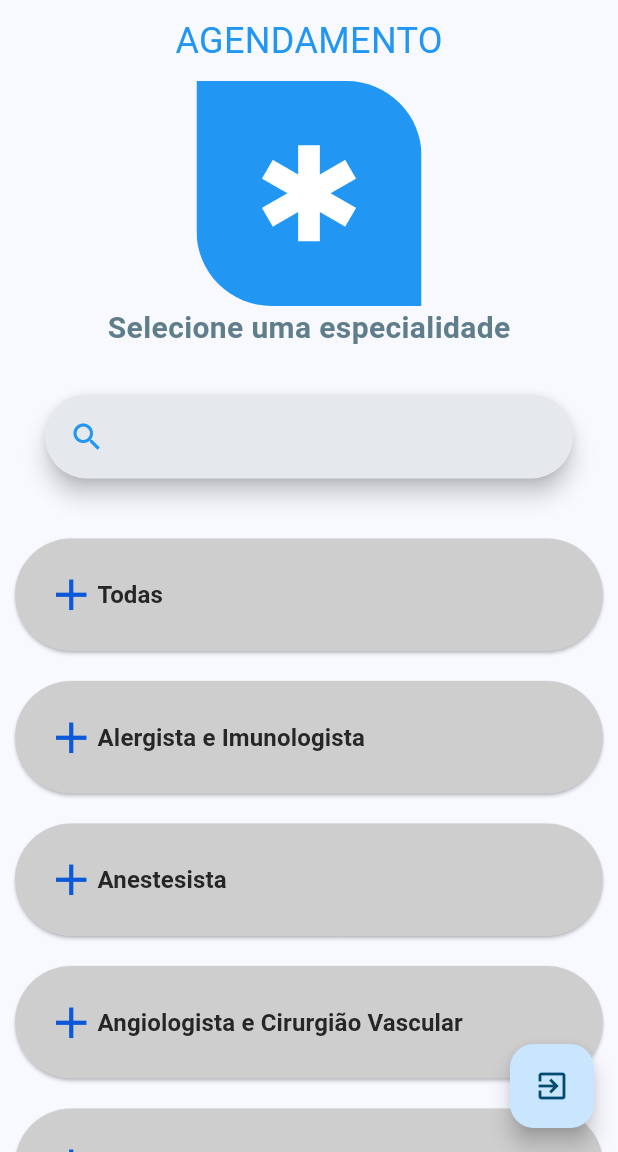
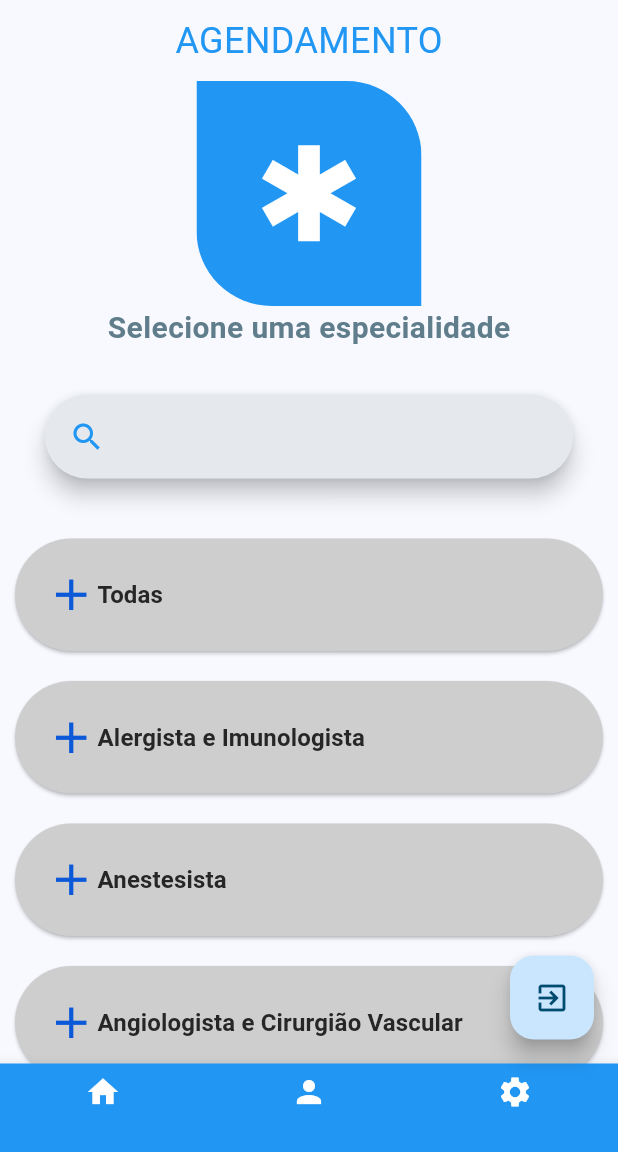
Before and after one commit to EduardoSilvaDiniz/medlink, a Flutter app: the screen it shows after launch, after a tap on the "view agenda" icon, on a phone screen of 412 x 824 dp, the part 84-1236 px from its top. Run offline on Flutter 3.47's test engine with Material 3 defaults, Android fonts, the phone set to English and light mode, and no system bars.

```diff
--- a/lib/main.dart
+++ b/lib/main.dart
@@ -1,5 +1,7 @@
 import 'package:flutter/material.dart';
 import 'package:medlink/screens/man_page.dart';
+import 'package:medlink/screens/payment_screen.dart';
+import 'package:medlink/screens/scheduling.dart';
 
 void main() => runApp(const MyApp());
 
@@ -14,6 +16,11 @@ class MyApp extends StatelessWidget {
         theme: ThemeData(
             colorScheme: ColorScheme.fromSeed(seedColor: Colors.lightBlue),
             useMaterial3: true),
-        home: const ManPage());
+        initialRoute: '/',
+        routes: {
+          '/': (context) => const ManPage(),
+          '/pay': (context) => const PaymentScreen(),
+          '/scheduling': (context) => Scheduling(),
+        });
   }
 }
--- a/lib/screens/man_page.dart
+++ b/lib/screens/man_page.dart
@@ -1,6 +1,7 @@
 import 'package:flutter/material.dart';
 import 'package:medlink/factorys/factory_body.dart';
 import 'package:medlink/widgets/app_bar_manpage.dart';
+import 'package:medlink/widgets/buttons_navegation.dart';
 import 'package:medlink/widgets/hamburger_button.dart';
 
 class ManPage extends StatefulWidget {
@@ -16,6 +17,7 @@ class _ManPageState extends State<ManPage> {
     return const Scaffold(
         appBar: AppBarManPage(),
         drawer: HamburgerButton(),
-        body: FactoryBodyManPage());
+        body: FactoryBodyManPage(),
+        bottomNavigationBar: BottomNavigationBarExample());
   }
 }
--- a/lib/screens/scheduling.dart
+++ b/lib/screens/scheduling.dart
@@ -1,8 +1,10 @@
 import 'package:flutter/material.dart';
 import 'package:medlink/widgets/app_bar_manpage.dart';
-import 'package:medlink/widgets/button.dart';
+import 'package:medlink/widgets/create_button.dart';
+import 'package:medlink/widgets/floating_button_exit.dart';
 import 'package:medlink/widgets/hamburger_button.dart';
 import 'package:medlink/widgets/searchbar_manpage.dart';
+import 'package:medlink/widgets/buttons_navegation.dart';
 
 class Scheduling extends StatelessWidget {
   Scheduling({super.key});
@@ -38,23 +40,17 @@ class Scheduling extends StatelessWidget {
         appBar: const AppBarManPage(),
         drawer: const HamburgerButton(),
         body: _bobyScheduling(context),
-        floatingActionButton: _createFloatingButton(context));
+        floatingActionButton: const FloatingButtonExit(),
+        bottomNavigationBar: const BottomNavigationBarExample());
   }
 
-  Widget _createFloatingButton(BuildContext context) {
-    return FloatingActionButton(
-        onPressed: () {
-          Navigator.pop(context);
-        },
-        child: const Icon(Icons.exit_to_app));
-  }
 
   Widget _bobyScheduling(BuildContext context) {
     return Column(children: [
       Padding(
           padding: const EdgeInsets.all(10.0),
           child: _titleCenter("AGENDAMENTO")),
-      Button.buttonTitle("Selecione uma especialidade", Icons.emergency),
+      CreateButton.buttonTitle("Selecione uma especialidade", Icons.emergency),
       const Padding(
           padding: EdgeInsets.all(30.0), child: SearchBarForManPage()),
       Expanded(child: _createListMeds(context))
--- /dev/null
+++ b/lib/widgets/buttons_navegation.dart
@@ -0,0 +1,38 @@
+import 'package:flutter/material.dart';
+import 'package:medlink/screens/man_page.dart';
+
+class BottomNavigationBarExample extends StatefulWidget {
+  const BottomNavigationBarExample({super.key});
+
+  @override
+  State<BottomNavigationBarExample> createState() =>
+      _BottomNavigationBarExampleState();
+}
+
+class _BottomNavigationBarExampleState
+    extends State<BottomNavigationBarExample> {
+  int _selectedIndex = 1;
+  static const TextStyle optionStyle =
+      TextStyle(fontSize: 30, fontWeight: FontWeight.bold);
+  static const List<Widget> _widgetOptions = <Widget>[
+    ManPage(),
+  ];
+
+  void _onItemTapped(int index) {
+    setState(() {
+      _selectedIndex = index;
+    });
+  }
+
+  @override
+  Widget build(BuildContext context) {
+    return BottomNavigationBar(items: const [
+      BottomNavigationBarItem(
+          icon: Icon(Icons.home, color: Colors.white), label: ''),
+      BottomNavigationBarItem(
+          icon: Icon(Icons.person, color: Colors.white), label: ''),
+      BottomNavigationBarItem(
+          icon: Icon(Icons.settings, color: Colors.white), label: '')
+    ], backgroundColor: Colors.blue, onTap: _onItemTapped);
+  }
+}
--- a/lib/widgets/button.dart
+++ b/lib/widgets/create_button.dart
@@ -1,16 +1,22 @@
 import 'package:flutter/material.dart';
-import 'package:medlink/screens/man_page.dart';
-import 'package:medlink/screens/scheduling.dart';
 
-class Button {
-  static final List<Widget> _screens = [const ManPage(), Scheduling()];
+class CreateButton extends StatelessWidget {
+  const CreateButton(
+      {super.key,
+      required this.route,
+      required this.icon,
+      required this.title});
 
-  static Widget buttonClick(
-      String title, IconData icon, int screen, BuildContext context) {
+  final String route;
+  final IconData icon;
+  final String title;
+
+  @override
+  Widget build(BuildContext context) {
     return Column(children: [
       InkWell(
           onTap: () {
-            _actionOnTap(context, screen);
+            Navigator.pushNamed(context, route);
           },
           child: ClipRRect(
               borderRadius: const BorderRadius.only(
@@ -48,9 +54,4 @@ class Button {
               fontWeight: FontWeight.bold))
     ]);
   }
-
-  static void _actionOnTap(BuildContext context, int index) {
-    Navigator.push(
-        context, MaterialPageRoute(builder: (context) => _screens[index]));
-  }
 }
--- /dev/null
+++ b/lib/widgets/floating_button_exit.dart
@@ -0,0 +1,15 @@
+import 'package:flutter/material.dart';
+
+class FloatingButtonExit extends StatelessWidget {
+  const FloatingButtonExit({super.key});
+
+  @override
+  Widget build(BuildContext context) {
+    return FloatingActionButton(
+        onPressed: () {
+          Navigator.pop(context);
+        },
+        child: const Icon(Icons.exit_to_app));
+  }
+
+}
--- a/lib/widgets/grid_buttons.dart
+++ b/lib/widgets/grid_buttons.dart
@@ -1,37 +1,36 @@
 import 'package:flutter/material.dart';
-import 'package:medlink/widgets/button.dart';
+import 'package:medlink/widgets/create_button.dart';
 
 class GridButtons extends StatelessWidget {
   GridButtons({super.key});
 
-  final List<String> _texts = [
-    'AGENDAMENTO',
-    'CENTRAL 24 HORAS',
-    'MINHAS CONSULTAS',
-    'CHAT',
-    'PAGAMENTOS',
-    'AJUDA'
-  ];
-
-  final List<IconData> _icons = [
-    Icons.view_agenda_outlined,
-    Icons.phone_callback_outlined,
-    Icons.medical_services,
-    Icons.chat,
-    Icons.payments,
-    Icons.help
+  final List<Map<String, dynamic>> _buttonData = [
+    {
+      'title': 'AGENDAMENTO',
+      'icon': Icons.view_agenda_outlined,
+      'route': '/scheduling'
+    },
+    {
+      'title': 'CENTRAL 24 HORAS',
+      'icon': Icons.phone_callback_outlined,
+      'route': '/'
+    },
+    {'title': 'MINHAS CONSULTAS', 'icon': Icons.medical_services, 'route': '/'},
+    {'title': 'CHAT', 'icon': Icons.chat, 'route': '/'},
+    {'title': 'PAGAMENTOS', 'icon': Icons.payments, 'route': '/pay'},
+    {'title': 'AJUDA', 'icon': Icons.help, 'route': '/'}
   ];
 
   @override
   Widget build(BuildContext context) {
     return GridView.builder(
         gridDelegate: const SliverGridDelegateWithFixedCrossAxisCount(
-          crossAxisCount: 2,
-          childAspectRatio: 1.1,
-        ),
-        itemCount: _icons.length,
+            crossAxisCount: 2, childAspectRatio: 1.1),
+        itemCount: _buttonData.length,
         itemBuilder: (context, index) {
-          return Button.buttonClick(_texts[index], _icons[index], 1, context);
+          final item = _buttonData[index];
+          return CreateButton(
+              route: item['route'], icon: item['icon'], title: item['title']);
         });
   }
 }
```
Also changed, not shown: lib/screens/fake_page.dart (deleted, +0 -17 lines), lib/screens/payment_screen.dart (added, +127 -0 lines).
